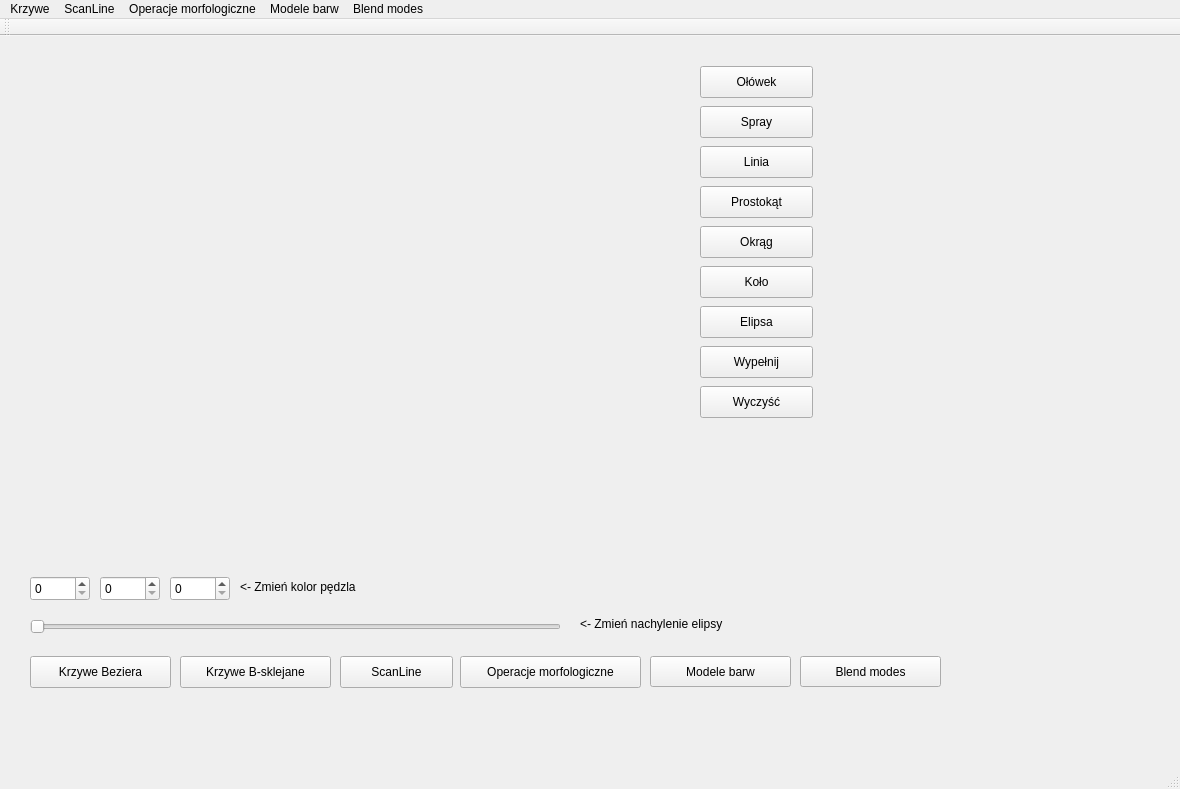
The window that mainwindow.ui (jakubpradzynski/weston) describes before a commit, drawn with Qt 5.
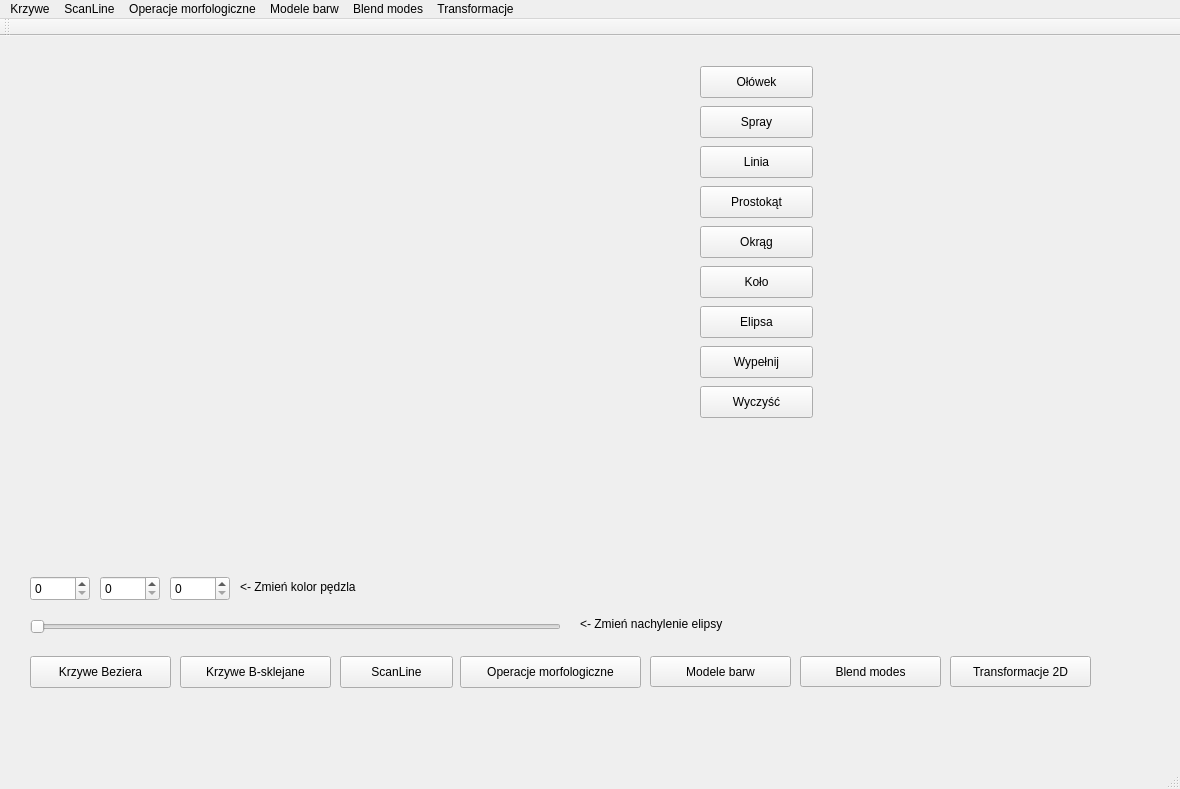
The same window after the commit. Custom widgets are drawn as their Qt base class.

Commit message: Blend modes changed | Transformations 2D

Patch:
```diff
--- a/mainwindow.ui
+++ b/mainwindow.ui
@@ -306,6 +306,19 @@
      <string>Blend modes</string>
     </property>
    </widget>
+   <widget class="QPushButton" name="transformations2DButton">
+    <property name="geometry">
+     <rect>
+      <x>950</x>
+      <y>620</y>
+      <width>141</width>
+      <height>31</height>
+     </rect>
+    </property>
+    <property name="text">
+     <string>Transformacje 2D</string>
+    </property>
+   </widget>
   </widget>
   <widget class="QMenuBar" name="menuBar">
    <property name="geometry">
@@ -348,11 +361,18 @@
     </property>
     <addaction name="blendModesAction"/>
    </widget>
+   <widget class="QMenu" name="menuTransformacje">
+    <property name="title">
+     <string>Transformacje</string>
+    </property>
+    <addaction name="transformations2DAction"/>
+   </widget>
    <addaction name="curveMenu"/>
    <addaction name="menuScaneLine"/>
    <addaction name="menuOperacje_morfologiczne"/>
    <addaction name="menuModele_barw"/>
    <addaction name="menuBlend_modes"/>
+   <addaction name="menuTransformacje"/>
   </widget>
   <widget class="QToolBar" name="mainToolBar">
    <attribute name="toolBarArea">
```
Left out of the diff: 5 changed lines with no effect on the pictures. The commit also changes 25 other files.
